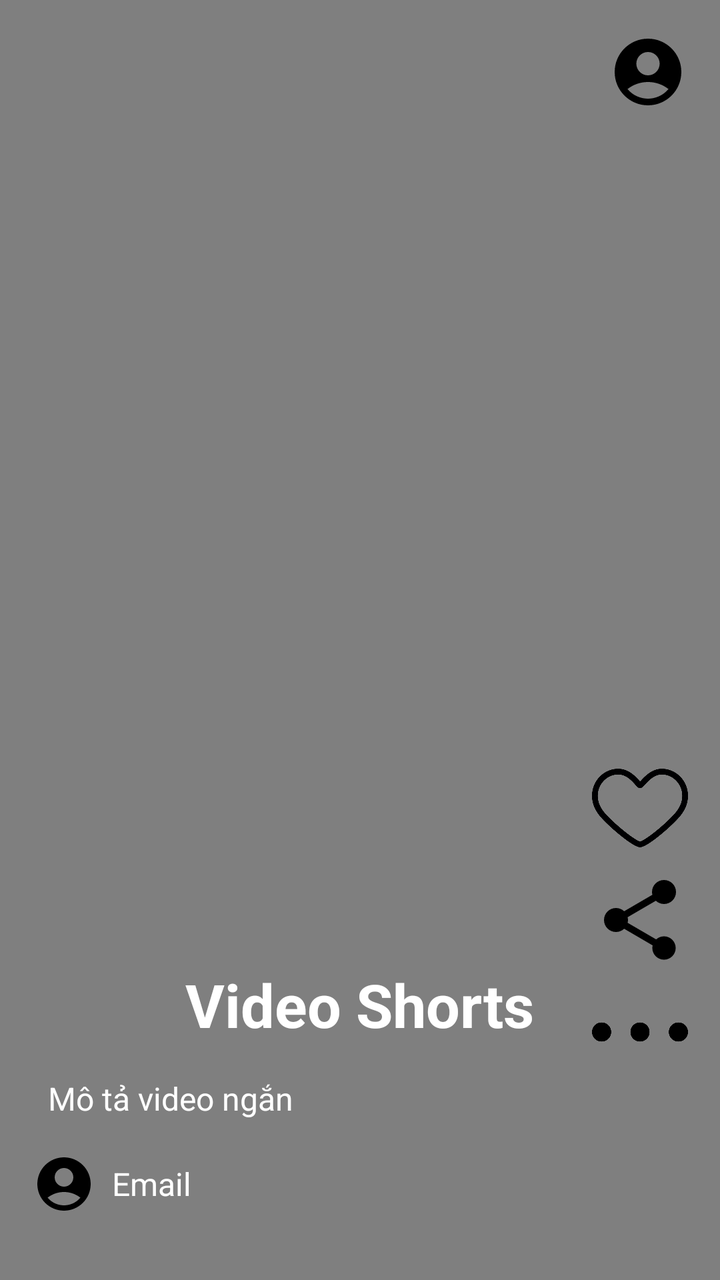
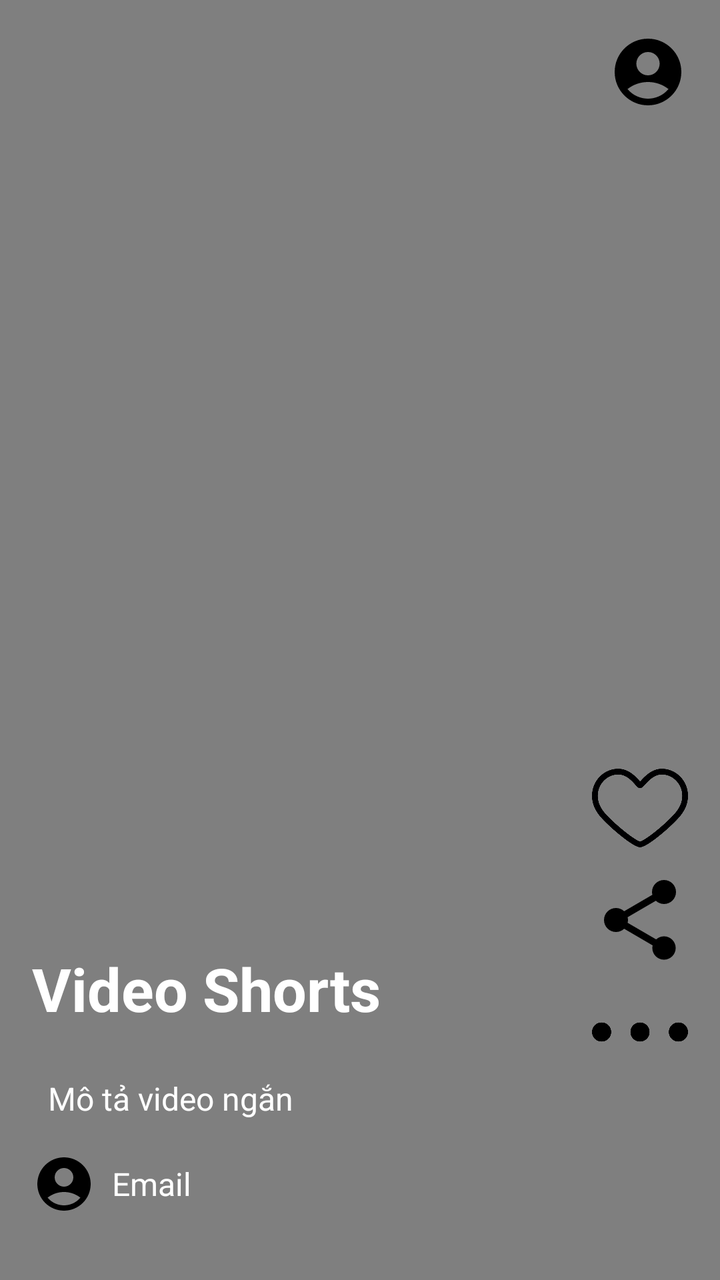

Compare the two renders of this Android layout. The source of the first and the diff that turns it into the second are given below.
<!-- AndroidManifest.xml: application theme Theme.Tuan11 -->
<!-- res/layout/single_video_row.xml -->
<?xml version="1.0" encoding="utf-8"?>
<androidx.constraintlayout.widget.ConstraintLayout
    xmlns:android="http://schemas.android.com/apk/res/android"
    xmlns:app="http://schemas.android.com/apk/res-auto"
    android:layout_width="match_parent"
    android:layout_height="match_parent"
    android:background="@color/black">

    <VideoView
        android:id="@+id/videoView"
        android:layout_width="match_parent"
        android:layout_height="match_parent"
        app:layout_constraintTop_toTopOf="parent"
        app:layout_constraintBottom_toBottomOf="parent"
        app:layout_constraintStart_toStartOf="parent"
        app:layout_constraintEnd_toEndOf="parent" />

    <ProgressBar
        android:id="@+id/videoProgressBar"
        android:layout_width="50dp"
        android:layout_height="50dp"
        app:layout_constraintTop_toTopOf="parent"
        app:layout_constraintBottom_toBottomOf="parent"
        app:layout_constraintStart_toStartOf="parent"
        app:layout_constraintEnd_toEndOf="parent" />

    <TextView
        android:id="@+id/textVideoTitle"
        android:layout_width="wrap_content"
        android:layout_height="wrap_content"
        android:text="Video Shorts"
        android:textColor="@color/white"
        android:textSize="30sp"
        android:textStyle="bold"
        app:layout_constraintBottom_toTopOf="@+id/textVideoDescription"
        app:layout_constraintStart_toStartOf="parent"
        app:layout_constraintEnd_toEndOf="parent"
        android:layout_marginBottom="8dp"
        android:layout_marginStart="16dp"
        android:layout_marginEnd="16dp"/>

    <TextView
        android:id="@+id/textVideoDescription"
        android:layout_width="0dp"
        android:layout_height="wrap_content"
        android:text="Mô tả video ngắn"
        android:textColor="@color/white"
        android:textSize="16sp"
        android:padding="8dp"
        app:layout_constraintStart_toStartOf="parent"
        app:layout_constraintEnd_toEndOf="parent"
        app:layout_constraintBottom_toTopOf="@+id/authorInfo"
        android:layout_marginStart="16dp"
        android:layout_marginEnd="16dp"
        android:layout_marginBottom="8dp" />

    <LinearLayout
        android:id="@+id/authorInfo"
        android:layout_width="wrap_content"
        android:layout_height="wrap_content"
        android:orientation="horizontal"
        android:gravity="center_vertical"
        android:layout_marginStart="16dp"
        android:layout_marginBottom="32dp"
        app:layout_constraintBottom_toBottomOf="parent"
        app:layout_constraintStart_toStartOf="parent">

        <ImageView
            android:id="@+id/authorAvatar"
            android:layout_width="32dp"
            android:layout_height="32dp"
            android:src="@drawable/ic_person_pin"
            android:layout_marginEnd="8dp" />

        <TextView
            android:id="@+id/authorEmail"
            android:layout_width="wrap_content"
            android:layout_height="wrap_content"
            android:text="Email"
            android:textColor="@color/white"
            android:textSize="16sp" />
    </LinearLayout>

    <LinearLayout
        android:layout_width="wrap_content"
        android:layout_height="wrap_content"
        android:orientation="vertical"
        android:gravity="center"
        android:layout_marginEnd="16dp"
        android:layout_marginBottom="100dp"
        app:layout_constraintBottom_toBottomOf="parent"
        app:layout_constraintEnd_toEndOf="parent">

        <ImageView
            android:id="@+id/favorites"
            android:layout_width="48dp"
            android:layout_height="48dp"
            android:src="@drawable/ic_favorite"
            android:layout_marginBottom="8dp"/>

        <ImageView
            android:id="@+id/imShare"
            android:layout_width="48dp"
            android:layout_height="48dp"
            android:src="@drawable/ic_share"
            android:layout_marginBottom="8dp"/>

        <ImageView
            android:id="@+id/imMore"
            android:layout_width="48dp"
            android:layout_height="48dp"
            android:src="@drawable/ic_more"/>
    </LinearLayout>

    <ImageView
        android:id="@+id/imPerson"
        android:layout_width="40dp"
        android:layout_height="40dp"
        android:layout_marginTop="16dp"
        android:layout_marginEnd="16dp"
        android:src="@drawable/ic_person_pin"
        app:layout_constraintTop_toTopOf="parent"
        app:layout_constraintEnd_toEndOf="parent" />

</androidx.constraintlayout.widget.ConstraintLayout>
<!-- resources referenced by this layout -->
<resources>
  <color name="black">#FF000000</color>
  <color name="white">#FFFFFFFF</color>
  <!-- drawable ic_favorite: png bitmap (drawable, 14564 bytes) -->
  <!-- drawable ic_more: png bitmap (drawable, 5120 bytes) -->
  <!-- drawable ic_person_pin (drawable) -->
  <vector xmlns:android="http://schemas.android.com/apk/res/android" android:height="24dp" android:tint="#000000" android:viewportHeight="24" android:viewportWidth="24" android:width="24dp">
        
      <path android:fillColor="@android:color/white" android:pathData="M12,2C6.48,2 2,6.48 2,12s4.48,10 10,10s10,-4.48 10,-10S17.52,2 12,2zM12,6c1.93,0 3.5,1.57 3.5,3.5S13.93,13 12,13s-3.5,-1.57 -3.5,-3.5S10.07,6 12,6zM12,20c-2.03,0 -4.43,-0.82 -6.14,-2.88C7.55,15.8 9.68,15 12,15s4.45,0.8 6.14,2.12C16.43,19.18 14.03,20 12,20z"/>
      
  </vector>
  <!-- drawable ic_share (drawable) -->
  <vector xmlns:android="http://schemas.android.com/apk/res/android" android:height="24dp" android:tint="#000000" android:viewportHeight="24" android:viewportWidth="24" android:width="24dp">
        
      <path android:fillColor="@android:color/white" android:pathData="M18,16.08c-0.76,0 -1.44,0.3 -1.96,0.77L8.91,12.7c0.05,-0.23 0.09,-0.46 0.09,-0.7s-0.04,-0.47 -0.09,-0.7l7.05,-4.11c0.54,0.5 1.25,0.81 2.04,0.81 1.66,0 3,-1.34 3,-3s-1.34,-3 -3,-3 -3,1.34 -3,3c0,0.24 0.04,0.47 0.09,0.7L8.04,9.81C7.5,9.31 6.79,9 6,9c-1.66,0 -3,1.34 -3,3s1.34,3 3,3c0.79,0 1.5,-0.31 2.04,-0.81l7.12,4.16c-0.05,0.21 -0.08,0.43 -0.08,0.65 0,1.61 1.31,2.92 2.92,2.92 1.61,0 2.92,-1.31 2.92,-2.92s-1.31,-2.92 -2.92,-2.92z"/>
      
  </vector>
  <style name="Theme.Tuan11" parent="Base.Theme.Tuan11" />
  <style name="Base.Theme.Tuan11" parent="Theme.Material3.DayNight.NoActionBar">
          
          
      </style>
</resources>

<!-- the commit's change to res/layout/single_video_row.xml (unified diff, before → after) -->
@@ -28,16 +28,17 @@
         android:id="@+id/textVideoTitle"
         android:layout_width="wrap_content"
         android:layout_height="wrap_content"
+        android:layout_marginStart="16dp"
+        android:layout_marginEnd="16dp"
+        android:layout_marginBottom="16dp"
         android:text="Video Shorts"
         android:textColor="@color/white"
         android:textSize="30sp"
         android:textStyle="bold"
         app:layout_constraintBottom_toTopOf="@+id/textVideoDescription"
-        app:layout_constraintStart_toStartOf="parent"
         app:layout_constraintEnd_toEndOf="parent"
-        android:layout_marginBottom="8dp"
-        android:layout_marginStart="16dp"
-        android:layout_marginEnd="16dp"/>
+        app:layout_constraintHorizontal_bias="0.0"
+        app:layout_constraintStart_toStartOf="parent" />
 
     <TextView
         android:id="@+id/textVideoDescription"
